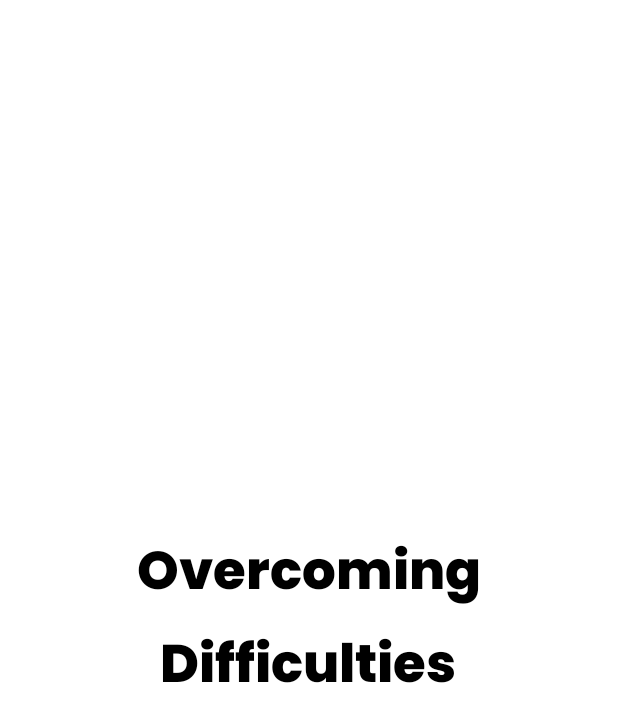
After one commit to ametr1ne/OverDiff, an Android app: the SplashScreen screen opened directly, with no data from a screen before it, on a phone screen of 412 x 824 dp. The commit adds this screen. Shown: the top 722 px of the screen. Run offline under Robolectric (Android 15) with nearby library versions, the phone set to English and light mode, and no system bars; 1 statement that could not run was skipped.

```diff
--- a/app/src/main/AndroidManifest.xml
+++ b/app/src/main/AndroidManifest.xml
@@ -26,13 +26,15 @@
             android:name="com.google.android.gms.ads.APPLICATION_ID"
             android:value="ca-app-pub-3940256099942544~3347511713" />
 
-        <activity android:name=".MainActivity">
+        <activity android:name=".SplashScreen"
+            android:label="@string/app_name">
             <intent-filter>
                 <action android:name="android.intent.action.MAIN" />
 
                 <category android:name="android.intent.category.LAUNCHER" />
             </intent-filter>
         </activity>
+        <activity android:name=".MainActivity"/>
     </application>
 
 </manifest>
--- /dev/null
+++ b/app/src/main/java/com/ametr1ne/overdiff/SplashScreen.java
@@ -0,0 +1,39 @@
+package com.ametr1ne.overdiff;
+
+import android.app.Activity;
+import android.content.Intent;
+import android.os.Bundle;
+
+import androidx.annotation.Nullable;
+
+public class SplashScreen extends Activity {
+    @Override
+    public void onCreate(@Nullable Bundle savedInstanceState) {
+        super.onCreate(savedInstanceState);
+        setContentView(R.layout.splash_screen);
+        startMainActivity();
+    }
+
+    @Override
+    protected void onDestroy() {
+        super.onDestroy();
+        finish();
+    }
+
+    private void startMainActivity () {
+        new Thread(new Runnable() {
+            @Override
+            public void run() {
+                try {
+                    Thread.sleep(2000);
+                } catch (InterruptedException e) {
+                    e.printStackTrace();
+                }
+                Intent i = new Intent(SplashScreen.this, MainActivity.class);
+                startActivity(i);
+                finish();
+            }
+        }).start();
+    }
+
+}
--- a/app/src/main/res/layout/fragment_article.xml
+++ b/app/src/main/res/layout/fragment_article.xml
@@ -142,8 +142,9 @@
 
                 <ImageButton
                     android:id="@+id/new_comment_button"
-                    android:src="@drawable/baseline_send_light_blue_700_24dp"
+                    android:src="@drawable/send"
                     android:layout_width="wrap_content"
+                    android:layout_marginBottom="5dp"
                     android:layout_height="wrap_content" />
             </LinearLayout>
 
--- a/app/src/main/res/layout/fragment_create_article.xml
+++ b/app/src/main/res/layout/fragment_create_article.xml
@@ -4,6 +4,7 @@
     xmlns:tools="http://schemas.android.com/tools"
     android:layout_width="match_parent"
     android:layout_height="match_parent"
+    android:background="?attr/background_color"
     tools:context=".fragments.CreateArticleFragment">
 
     <LinearLayout
@@ -54,6 +55,7 @@
             android:background="@drawable/dialog_bg"
             android:ems="10"
             android:hint="Введите название статьи"
+            android:textColorHint="?attr/text_color_hint"
             android:inputType="textPersonName" />
 
         <TextView
--- /dev/null
+++ b/app/src/main/res/layout/splash_screen.xml
@@ -0,0 +1,40 @@
+<?xml version="1.0" encoding="utf-8"?>
+<androidx.constraintlayout.widget.ConstraintLayout
+    xmlns:android="http://schemas.android.com/apk/res/android"
+    xmlns:app="http://schemas.android.com/apk/res-auto"
+    xmlns:tools="http://schemas.android.com/tools"
+    android:layout_width="match_parent"
+    android:layout_height="match_parent"
+    android:background="?attr/background_color">
+
+    <TextView
+        android:id="@+id/textView"
+        android:layout_width="wrap_content"
+        android:layout_height="wrap_content"
+        android:text="@string/over"
+        android:textColor="?attr/text_color"
+        android:textSize="35sp"
+        android:textStyle="bold"
+        app:layout_constraintBottom_toBottomOf="parent"
+        app:layout_constraintEnd_toEndOf="parent"
+        app:layout_constraintStart_toStartOf="parent"
+        app:layout_constraintTop_toTopOf="parent"
+        android:fontFamily="@font/poppins_bold"
+        app:layout_constraintVertical_bias="0.463" />
+
+    <TextView
+        android:layout_width="wrap_content"
+        android:layout_height="wrap_content"
+        android:fontFamily="@font/poppins_bold"
+        android:text="@string/diff"
+        android:textColor="?attr/text_color"
+        android:textSize="35sp"
+        android:textStyle="bold"
+        app:layout_constraintBottom_toBottomOf="parent"
+        app:layout_constraintEnd_toEndOf="parent"
+        app:layout_constraintHorizontal_bias="0.497"
+        app:layout_constraintStart_toStartOf="parent"
+        app:layout_constraintTop_toBottomOf="@+id/textView"
+        app:layout_constraintVertical_bias="0.0" />
+
+</androidx.constraintlayout.widget.ConstraintLayout>
--- a/app/src/main/res/values-night/themes.xml
+++ b/app/src/main/res/values-night/themes.xml
@@ -20,5 +20,6 @@
         <item name="button_background_color">@color/space_white</item>
         <item name="warning_color">@color/red</item>
         <item name="back_background_color">@color/black</item>
+        <item name="text_color_hint">#FFFFFF</item>
     </style>
 </resources>
--- a/app/src/main/res/values/attr.xml
+++ b/app/src/main/res/values/attr.xml
@@ -8,5 +8,6 @@
         <attr name="button_background_color" format="color"/>
         <attr name="warning_color" format="color"/>
         <attr name="back_background_color" format="color"/>
+        <attr name="text_color_hint" format="color"/>
     </declare-styleable>
 </resources>
--- a/app/src/main/res/values/colors.xml
+++ b/app/src/main/res/values/colors.xml
@@ -13,4 +13,5 @@
     <color name="access">#FA2F982C</color>
     <color name="space_gray">#eeffffff</color>
     <color name="space_white">#474747</color>
+    <color name="hint">#807F7F</color>
 </resources>
--- a/app/src/main/res/values/strings.xml
+++ b/app/src/main/res/values/strings.xml
@@ -1,5 +1,9 @@
 <resources>
     <string name="app_name">Overcoming Difficulties</string>
+
+    <string name="over">Overcoming</string>
+    <string name="diff">Difficulties</string>
+
 
     <string name="title_article">Залита материнская плата</string>
     <string name="title_tape">Статьи</string>
--- a/app/src/main/res/values/themes.xml
+++ b/app/src/main/res/values/themes.xml
@@ -19,15 +19,7 @@
         <item name="nav_bar_color">@color/white</item>
         <item name="button_background_color">@color/space_gray</item>
         <item name="warning_color">@color/red</item>
-        <item name="back_background_color">#C3C1C1</item>
+        <item name="back_background_color">#DCDBDB</item>
+        <item name="text_color_hint">#706C6C</item>
     </style>
-
-    <style name="Theme.OverDiff.NoActionBar">
-        <item name="windowActionBar">false</item>
-        <item name="windowNoTitle">true</item>
-    </style>
-
-    <style name="Theme.OverDiff.AppBarOverlay" parent="ThemeOverlay.AppCompat.Dark.ActionBar" />
-
-    <style name="Theme.OverDiff.PopupOverlay" parent="ThemeOverlay.AppCompat.Light" />
 </resources>
```
Also changed, not shown: app/src/main/res/drawable/rounder_button.xml (+5 -5 lines), app/src/main/res/layout/recycler_view.xml (+4 -3 lines), app/src/main/res/font/poppins_bold.ttf (added).
